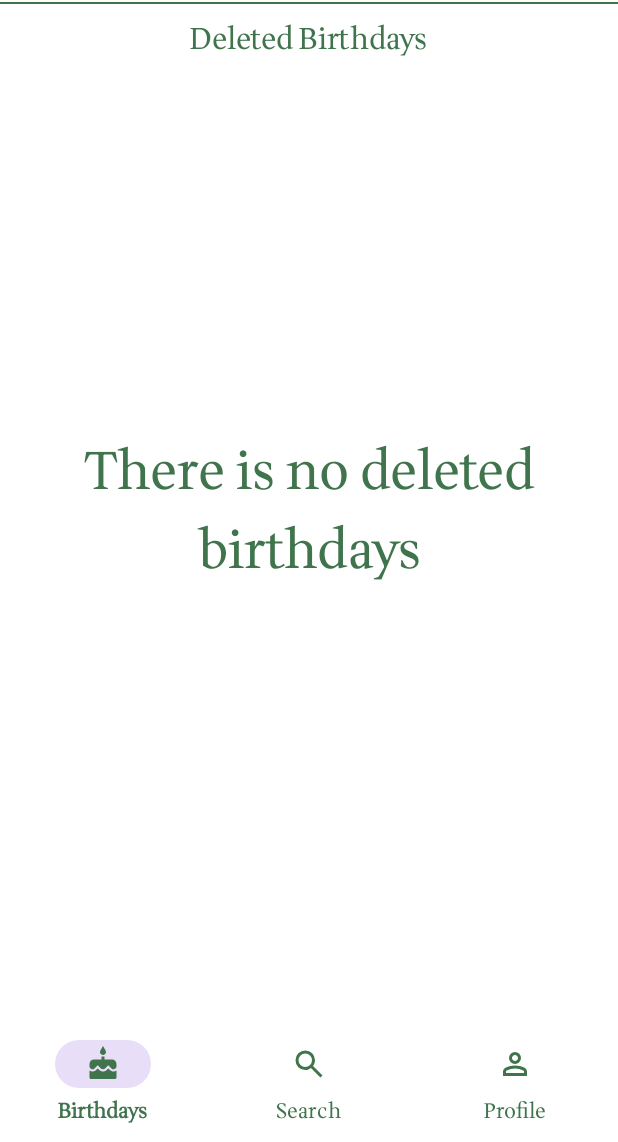
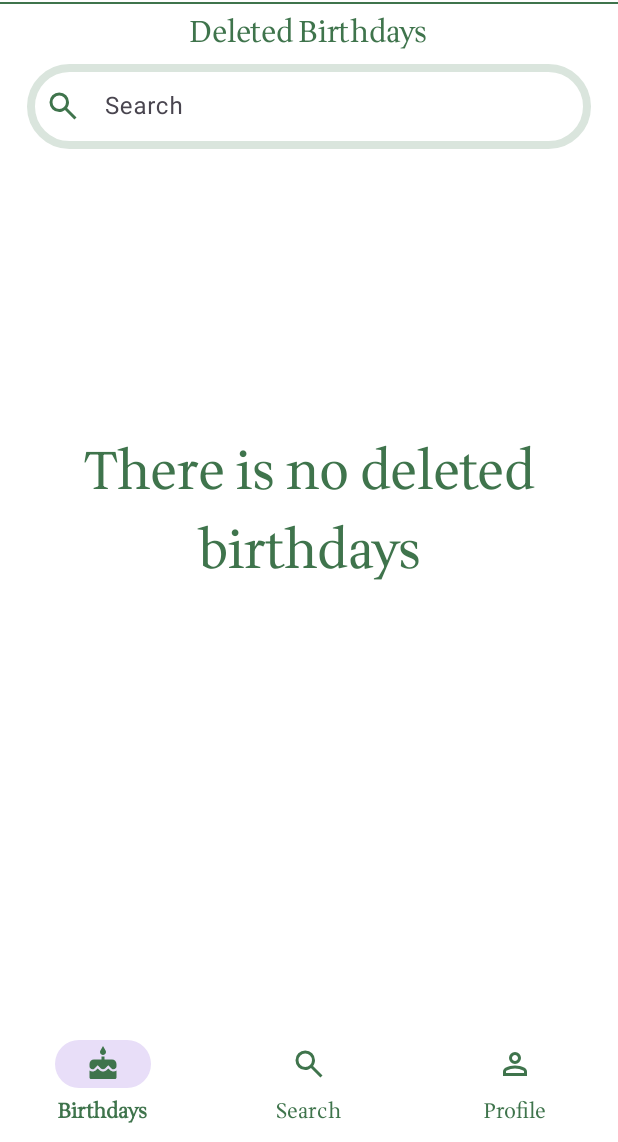
Before and after one commit to emrullahakturk/Birthify, an Android app: the TrashBinFragment screen opened through its navigation route, on a phone screen of 412 x 824 dp, the part 94-1236 px from its top. Run offline under Robolectric (Android 15) with nearby library versions, the phone set to English and light mode, and no system bars; our stand-ins replace Firebase (no records; nobody signed in at launch, a user with empty details on screens opened directly), data binding, navigation-ui; 3 statements that could not run were skipped.

Commit message:
Search Deleted Birthday Feature Added to Trash Bin Page

```diff
--- a/app/src/main/AndroidManifest.xml
+++ b/app/src/main/AndroidManifest.xml
@@ -15,6 +15,7 @@
         <activity
             android:name=".MainActivity"
             android:exported="true"
+            android:windowSoftInputMode="adjustPan"
             android:screenOrientation="portrait">
             <intent-filter>
                 <action android:name="android.intent.action.MAIN" />
--- a/app/src/main/java/com/yargisoft/birthify/adapters/DeletedBirthdayAdapter.kt
+++ b/app/src/main/java/com/yargisoft/birthify/adapters/DeletedBirthdayAdapter.kt
@@ -1,5 +1,6 @@
 package com.yargisoft.birthify.adapters
 
+import android.annotation.SuppressLint
 import android.content.Context
 import android.view.LayoutInflater
 import android.view.View
@@ -48,6 +49,11 @@ class DeletedBirthdayAdapter(private var deletedBirthdayList: List<Birthday>,
     }
 
 
+    @SuppressLint("NotifyDataSetChanged")
+    fun submitList(newBirthdays: List<Birthday>) {
+        deletedBirthdayList = newBirthdays
+        notifyDataSetChanged()
+    }
 
 
 
--- a/app/src/main/java/com/yargisoft/birthify/views/DeletedBirthdayDetailFragment.kt
+++ b/app/src/main/java/com/yargisoft/birthify/views/DeletedBirthdayDetailFragment.kt
@@ -106,6 +106,8 @@ class DeletedBirthdayDetailFragment : Fragment() {
             drawerLayout.closeDrawer(GravityCompat.START)
             true
         }
+
+        binding.fabDetailDeletedBirthday.setOnClickListener { findNavController().popBackStack() }
 
         // Toolbar üzerindeki menü ikonu ile menüyü açma
         binding.includeDeletedDetailBirthday.findViewById<View>(R.id.menuButtonToolbar).setOnClickListener {
--- a/app/src/main/java/com/yargisoft/birthify/views/MainPageFragment.kt
+++ b/app/src/main/java/com/yargisoft/birthify/views/MainPageFragment.kt
@@ -7,6 +7,7 @@ import androidx.fragment.app.Fragment
 import android.view.LayoutInflater
 import android.view.View
 import android.view.ViewGroup
+import android.view.inputmethod.EditorInfo
 import androidx.appcompat.app.ActionBarDrawerToggle
 import androidx.core.view.GravityCompat
 import androidx.databinding.DataBindingUtil
--- a/app/src/main/res/layout/fragment_trash_bin.xml
+++ b/app/src/main/res/layout/fragment_trash_bin.xml
@@ -85,7 +85,7 @@
                     android:id="@+id/trashBinDeletedBirthdaysTv"
                     android:layout_width="wrap_content"
                     android:layout_height="wrap_content"
-                    android:layout_marginTop="10dp"
+                    android:layout_marginTop="5dp"
                     android:fontFamily="@font/wittgenstein_font"
                     android:text="@string/deleted_birthdays"
                     android:textColor="@color/green_login"
@@ -94,13 +94,43 @@
                     app:layout_constraintStart_toStartOf="parent"
                     app:layout_constraintTop_toTopOf="parent" />
 
+
+                <com.google.android.material.textfield.TextInputLayout
+                    android:id="@+id/trashBinSearchTextInputLayout"
+                    android:layout_width="match_parent"
+                    android:layout_height="wrap_content"
+                    android:layout_marginLeft="18dp"
+                    android:layout_marginRight="18dp"
+                    app:boxBackgroundMode="outline"
+                    app:layout_constraintEnd_toEndOf="parent"
+                    app:layout_constraintStart_toStartOf="parent"
+                    app:layout_constraintTop_toBottomOf="@+id/trashBinDeletedBirthdaysTv"
+                    app:startIconDrawable="@drawable/ic_search"
+                    app:startIconTint="@color/green_login">
+
+                    <com.google.android.material.textfield.TextInputEditText
+                        android:id="@+id/trashBinSearchEditText"
+                        android:layout_width="match_parent"
+                        android:layout_height="wrap_content"
+                        android:imeOptions="actionDone"
+                        android:background="@drawable/rounded_edit_text"
+                        android:hint="@string/search"
+                        android:inputType="textEmailAddress"
+                        android:maxLines="1"
+                        android:paddingStart="40dp"
+                        android:paddingEnd="0dp" />
+
+                </com.google.android.material.textfield.TextInputLayout>
+
+
                 <ScrollView
                     android:layout_width="0dp"
                     android:layout_height="0dp"
+                    android:layout_marginTop="10dp"
                     app:layout_constraintBottom_toBottomOf="parent"
                     app:layout_constraintEnd_toEndOf="parent"
                     app:layout_constraintStart_toStartOf="parent"
-                    app:layout_constraintTop_toBottomOf="@+id/trashBinDeletedBirthdaysTv">
+                    app:layout_constraintTop_toBottomOf="@+id/trashBinSearchTextInputLayout">
 
                     <LinearLayout
                         android:layout_width="match_parent"
```
Also changed, not shown: app/src/main/java/com/yargisoft/birthify/views/TrashBinFragment.kt (+32 -0 lines).
